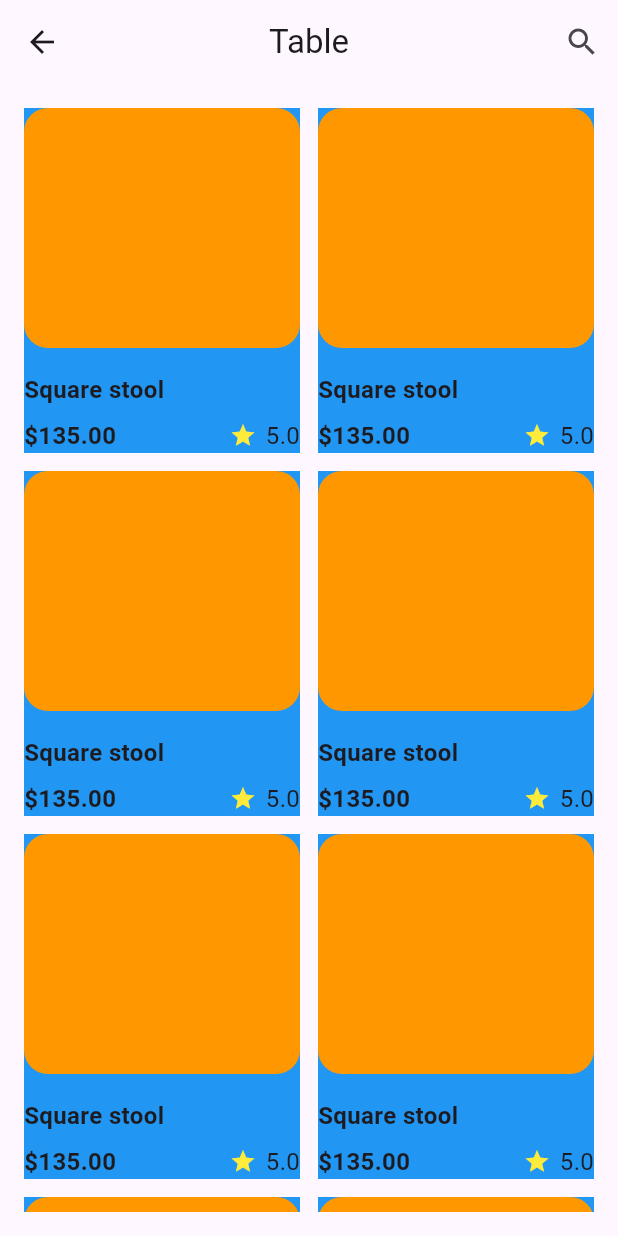
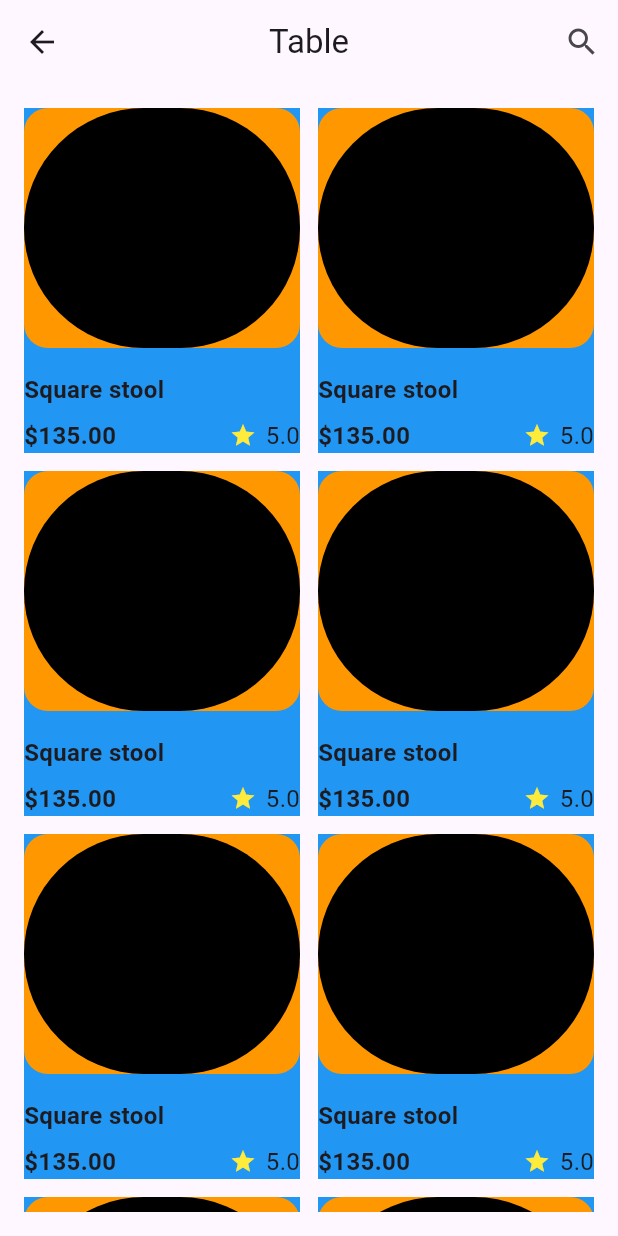
Before and after one commit to JAICHANGPARK/flutter_notebook_chapter_49, a Flutter app: the FurnitureTablePage screen opened directly, on a phone screen of 412 x 824 dp. Run offline on Flutter 3.47's test engine with Material 3 defaults, Android fonts, the phone set to English and light mode, and no system bars; our stand-ins replace dots_indicator, gap, google_fonts.

Commit message:
Update furniture_table_page.dart

```diff
--- a/lib/ep2460_furniture_app/ui/furniture_table_page.dart
+++ b/lib/ep2460_furniture_app/ui/furniture_table_page.dart
@@ -36,8 +36,22 @@ class _FurnitureTablePageState extends State<FurnitureTablePage> {
                   children: [
                     Expanded(
                       child: Container(
-                        decoration: BoxDecoration(color: Colors.orange,
-                        borderRadius: .circular(16),),
+                        decoration: BoxDecoration(
+                          color: Colors.orange,
+                          borderRadius: .circular(16),
+                        ),
+                        child: Stack(
+                          children: [
+                            Positioned(
+                              child: Container(
+                                decoration: ShapeDecoration(
+                                  shape: StadiumBorder(),
+                                  color: Colors.black,
+                                ),
+                              ),
+                            ),
+                          ],
+                        ),
                       ),
                     ),
                     Column(
```
